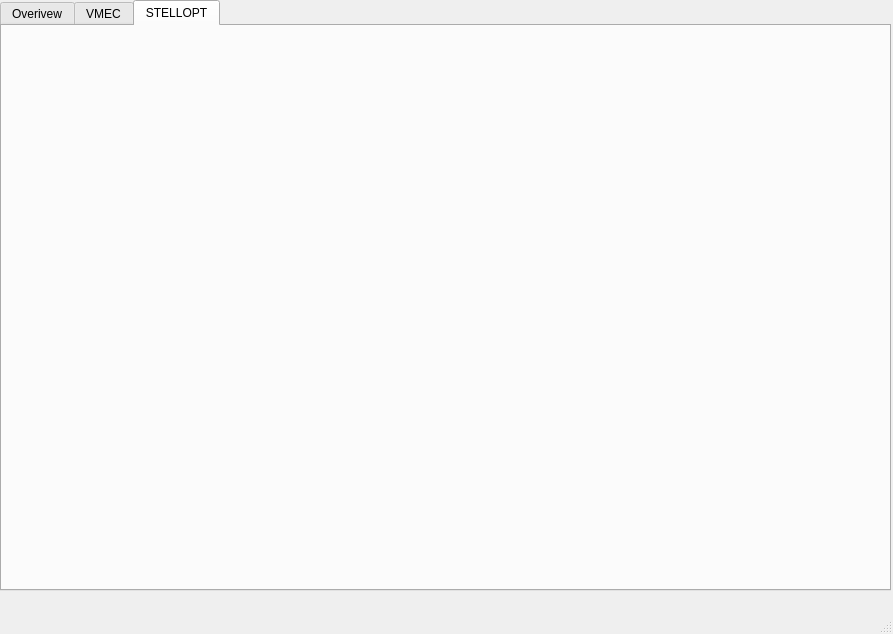
This is pySTEL/STELLOPT.ui in PrincetonUniversity/STELLOPT as Qt 5 draws it before an edit. The edited form follows.
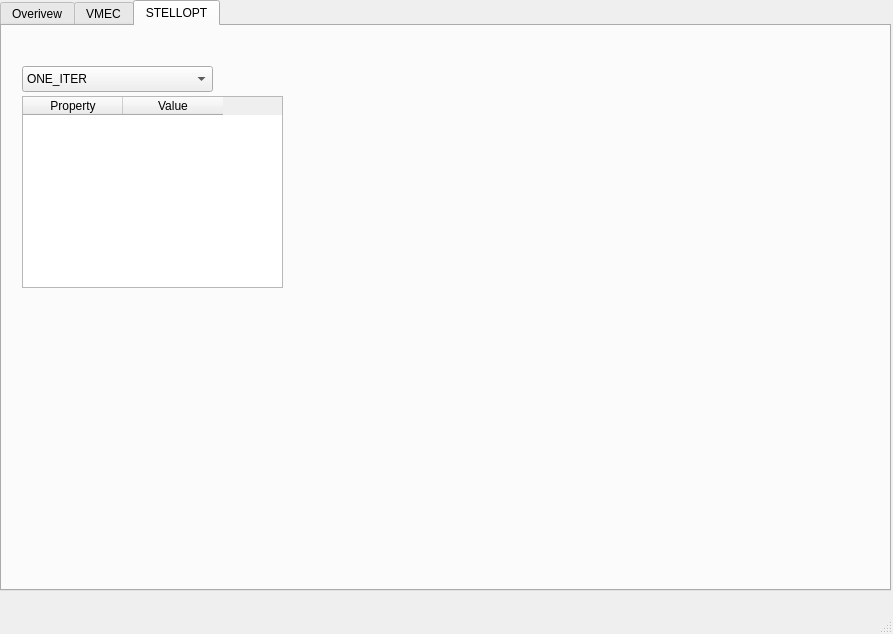
This is the edited form. The open tabs and pages were chosen to show the change.

```diff
--- a/pySTEL/STELLOPT.ui
+++ b/pySTEL/STELLOPT.ui
@@ -716,6 +716,61 @@
      <attribute name="title">
       <string>STELLOPT</string>
      </attribute>
+     <widget class="QComboBox" name="ComboBoxOPTtype">
+      <property name="geometry">
+       <rect>
+        <x>20</x>
+        <y>40</y>
+        <width>191</width>
+        <height>26</height>
+       </rect>
+      </property>
+      <item>
+       <property name="text">
+        <string>ONE_ITER</string>
+       </property>
+      </item>
+      <item>
+       <property name="text">
+        <string>LMDIF</string>
+       </property>
+      </item>
+      <item>
+       <property name="text">
+        <string>LMDIF_BOUNDED</string>
+       </property>
+      </item>
+      <item>
+       <property name="text">
+        <string>GADE</string>
+       </property>
+      </item>
+      <item>
+       <property name="text">
+        <string>PSO</string>
+       </property>
+      </item>
+     </widget>
+     <widget class="QTableWidget" name="TableOPTtype">
+      <property name="geometry">
+       <rect>
+        <x>20</x>
+        <y>70</y>
+        <width>261</width>
+        <height>192</height>
+       </rect>
+      </property>
+      <column>
+       <property name="text">
+        <string>Property</string>
+       </property>
+      </column>
+      <column>
+       <property name="text">
+        <string>Value</string>
+       </property>
+      </column>
+     </widget>
     </widget>
    </widget>
   </widget>
```
Left out of the diff: 2 changed lines with no effect on the pictures.
